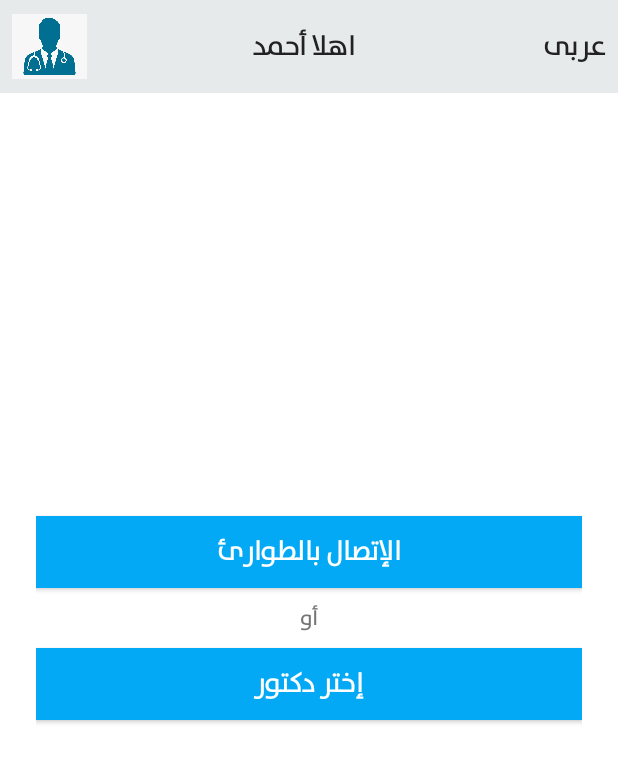
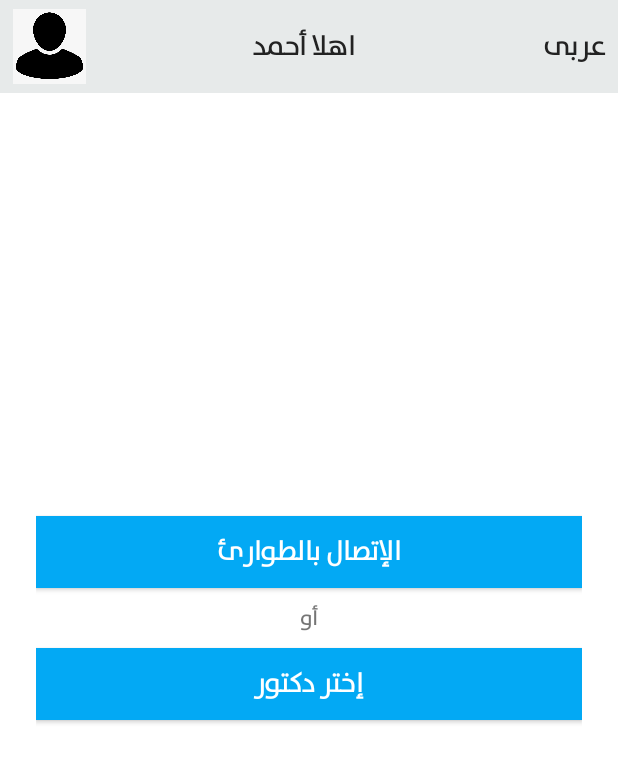
Before and after one commit to MahmoudIbrahim3/SoulApp, an Android app: the screen it shows after launch (LoginActivity), on a phone screen of 412 x 824 dp. Shown: the top 763 px of the screen. Run offline under Robolectric (Android 15) with nearby library versions, the phone set to English and light mode, and no system bars; libraries missing offline, so code that uses them is left out: com.sinch.android; 1 statement that could not run was skipped.

Commit message:
Demo done

```diff
--- a/app/src/main/res/layout/login.xml
+++ b/app/src/main/res/layout/login.xml
@@ -22,7 +22,7 @@
             android:layout_width="50dp"
             android:layout_height="50dp"
             android:layout_marginStart="@dimen/margin_8"
-            app:srcCompat="@drawable/avatar"/>
+            app:srcCompat="@drawable/profile"/>
 
         <androidx.appcompat.widget.AppCompatTextView
             android:layout_width="0dp"
```
Also changed, not shown: app/src/main/res/drawable/profile.png (added).
